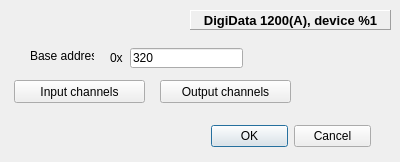
Qt form src/gui/DigiDataDlg.ui (CompEphys-team/stdpc) before a commit.
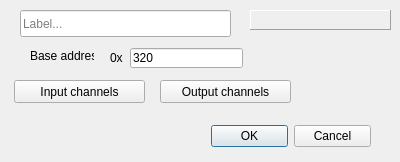
The same form after that commit.

Commit message: Added DAQ/Model labels to parameter dialog

```diff
--- a/src/gui/DigiDataDlg.ui
+++ b/src/gui/DigiDataDlg.ui
@@ -77,9 +77,9 @@
    </property>
    <property name="geometry">
     <rect>
-     <x>190</x>
+     <x>250</x>
      <y>10</y>
-     <width>201</width>
+     <width>141</width>
      <height>20</height>
     </rect>
    </property>
@@ -109,7 +109,7 @@
     <number>0</number>
    </property>
    <property name="text">
-    <string>DigiData 1200(A), device %1</string>
+    <string/>
    </property>
    <property name="alignment">
     <set>Qt::AlignCenter</set>
@@ -141,6 +141,19 @@
     <string>Output channels</string>
    </property>
   </widget>
+  <widget class="QLineEdit" name="leLabel">
+   <property name="geometry">
+    <rect>
+     <x>20</x>
+     <y>10</y>
+     <width>211</width>
+     <height>27</height>
+    </rect>
+   </property>
+   <property name="placeholderText">
+    <string>Label...</string>
+   </property>
+  </widget>
  </widget>
  <resources/>
  <connections>
```
The commit also changes 14 other files.
